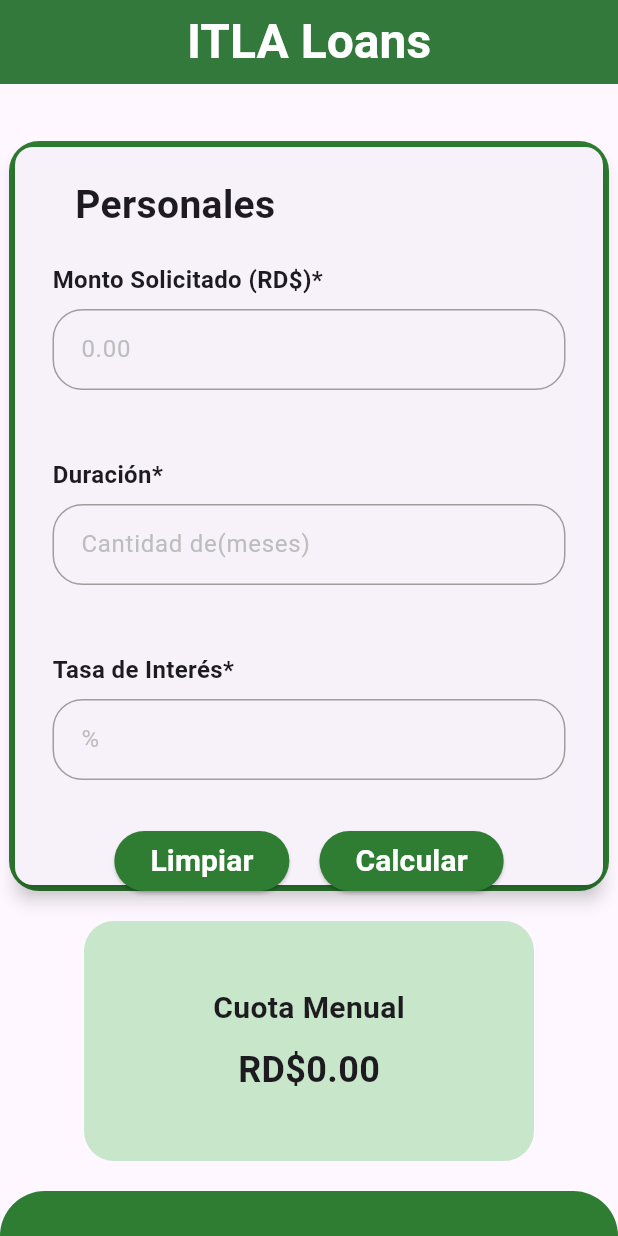
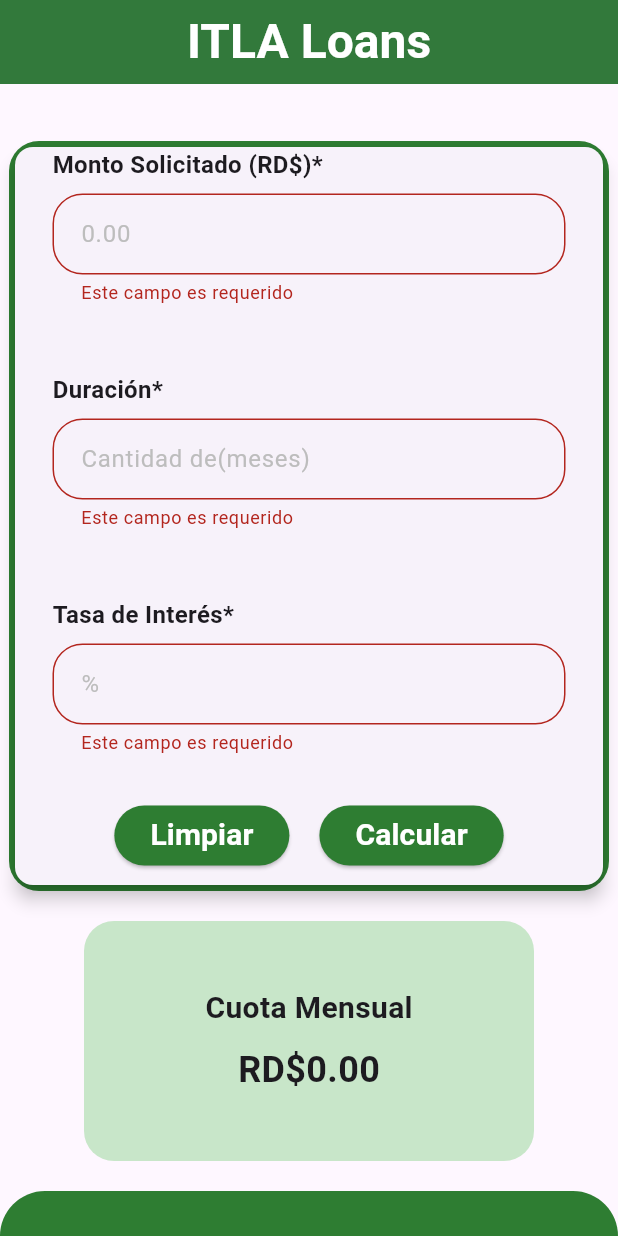
Before and after one commit to teacherluis1/Calculadora-de-prestamos-sin-la-logica, a Flutter app: the screen it shows after launch, scrolled down 92 dp, after a tap on "Calcular", on a phone screen of 412 x 824 dp. Run offline on Flutter 3.47's test engine with Material 3 defaults, Android fonts, the phone set to English and light mode, and no system bars.

Commit message:
agregue la logica de esta calculadora de prestamos

```diff
--- a/lib/calculadora1.dart
+++ b/lib/calculadora1.dart
@@ -1,5 +1,6 @@
 import 'package:calculator1/montosolicitado.dart';
 import 'package:flutter/material.dart';
+import 'dart:math';
 
 class Calculadora1 extends StatefulWidget {
   const Calculadora1({super.key});
@@ -11,100 +12,116 @@ class Calculadora1 extends StatefulWidget {
 class _Calculadora1State extends State<Calculadora1> {
   String CuotaMensual = "RD\$0.00";
 
+  TextEditingController montoController = TextEditingController();
+  TextEditingController duracionController = TextEditingController();
+  TextEditingController tasaInteresController = TextEditingController();
+
+  final GlobalKey<FormState> _formKey = GlobalKey<FormState>();
+
+  void limpiarCampos() {
+    montoController.clear();
+    duracionController.clear();
+    tasaInteresController.clear();
+    setState(() {
+      CuotaMensual = "RD\$0.00";
+    });
+  }
+
+  void calcularCuota() {
+    if (!_formKey.currentState!.validate()) {
+      return;
+    }
+
+    double monto = double.tryParse(montoController.text) ?? 0.0;
+    int duracion = int.tryParse(duracionController.text) ?? 0;
+    double tasaInteresAnual = double.tryParse(tasaInteresController.text) ?? 0.0;
+
+    if (monto <= 0 || duracion <= 0 || tasaInteresAnual <= 0) {
+      setState(() {
+        CuotaMensual = "Datos inválidos";
+      });
+      return;
+    }
+
+    // Convertir tasa de interés anual a mensual
+    double tasaInteresMensual = tasaInteresAnual / 12 / 100;
+
+    // Cálculo de la cuota mensual usando la fórmula de préstamos
+    double cuota = monto *
+        tasaInteresMensual *
+        pow(1 + tasaInteresMensual, duracion) /
+        (pow(1 + tasaInteresMensual, duracion) - 1);
+
+    setState(() {
+      CuotaMensual = "RD\$${cuota.toStringAsFixed(2)}";
+    });
+  }
+
   @override
   Widget build(BuildContext context) {
     return Scaffold(
       backgroundColor: Colors.grey[250],
       appBar: AppBar(
-
         centerTitle: true,
-        title: Text("ITLA Loans",
+        title: Text(
+          "ITLA Loans",
           style: TextStyle(
             color: Colors.white,
             fontSize: 32,
-          fontWeight: FontWeight.bold
-        ),),
+            fontWeight: FontWeight.bold,
+          ),
+        ),
         backgroundColor: Colors.green[800],
-
       ),
       body: Column(
         children: [
           Expanded(
             child: SingleChildScrollView(
-              //physics: NeverScrollableScrollPhysics(),
               child: Column(
                 children: [
-
-                  //primer container
+                  // Primer container
                   Container(
                     alignment: Alignment.center,
-
                     width: double.infinity,
                     decoration: BoxDecoration(
                       color: Colors.green[800],
-                      borderRadius: BorderRadius.only(bottomLeft: Radius.circular(50))
-
+                      borderRadius: BorderRadius.only(
+                        bottomLeft: Radius.circular(50),
+                      ),
                     ),
                     height: 50,
-                    child: Text("Calculadora de Prestamos Personales",
+                    child: Text(
+                      "Calculadora de Prestamos Personales",
                       style: TextStyle(
                         color: Colors.white,
-                      fontSize: 30
+                        fontSize: 30,
                       ),
                     ),
+                  ),
+                  SizedBox(height: 80),
 
-                  ),
-                  SizedBox(height: 80,),
-
-
-                  //segunda parte
+                  // Segunda parte
                   Container(
                     width: 400,
                     height: 500,
-
-
                     decoration: BoxDecoration(
                       borderRadius: BorderRadius.circular(20),
                       color: Colors.green[800],
-
                     ),
-
                     child: Card(
-
-
                       elevation: 5.0,
+                      child: Padding(
+                        padding: EdgeInsets.symmetric(horizontal: 25),
+                        child: Form(
+                          key: _formKey,
                           child: Column(
-
                             children: [
-                          Container(
-                            padding: EdgeInsets.fromLTRB(40, 20, 0, 0),
-                           alignment: Alignment.topLeft,
-                            child: Text("Personales",
-                            style: TextStyle(
-                              fontSize: 26,
-                              fontWeight: FontWeight.bold
-                            ),),
-                          ),
-                          SizedBox(height: 20,),
-
-                          //monto solicitado
-
-                          Container(
-                            alignment: Alignment.topLeft,
-                            padding: EdgeInsets.symmetric(horizontal: 25),
-
-
-                            child: Column(
-
-                              children: [
-
-                                //monto solicitado
-
-
+                              // Monto solicitado
                               MontoSolicitado(
                                 labelText: "Monto Solicitado (RD\$)*",
                                 hintText: "0.00",
                                 keyboardType: TextInputType.number,
+                                controller: montoController,
                                 validator: (value) {
                                   if (value == null || value.isEmpty) {
                                     return "Este campo es requerido";
@@ -112,16 +129,14 @@ class _Calculadora1State extends State<Calculadora1> {
                                   return null;
                                 },
                               ),
-
                               SizedBox(height: 45),
 
-
-
-                                //Cuotas mensual
+                              // Duración
                               MontoSolicitado(
                                 labelText: "Duración*",
                                 hintText: "Cantidad de(meses)",
                                 keyboardType: TextInputType.number,
+                                controller: duracionController,
                                 validator: (value) {
                                   if (value == null || value.isEmpty) {
                                     return "Este campo es requerido";
@@ -129,16 +144,14 @@ class _Calculadora1State extends State<Calculadora1> {
                                   return null;
                                 },
                               ),
-
                               SizedBox(height: 45),
 
-
-                                //Interes anual
-
+                              // Tasa de interés
                               MontoSolicitado(
                                 labelText: "Tasa de Interés*",
                                 hintText: "%",
                                 keyboardType: TextInputType.number,
+                                controller: tasaInteresController,
                                 validator: (value) {
                                   if (value == null || value.isEmpty) {
                                     return "Este campo es requerido";
@@ -148,62 +161,58 @@ class _Calculadora1State extends State<Calculadora1> {
                               ),
                               SizedBox(height: 30),
 
-                                //limpiar y calcular
-
-                                  Row(mainAxisAlignment: MainAxisAlignment.center,
+                              // Botones
+                              Row(
+                                mainAxisAlignment: MainAxisAlignment.center,
                                 children: [
-                                      //limpiar
-                                      ElevatedButton(onPressed: (){},
+                                  ElevatedButton(
+                                    onPressed: limpiarCampos,
                                     style: ElevatedButton.styleFrom(
                                       backgroundColor: Colors.green[800],
                                       shape: RoundedRectangleBorder(
-                                          borderRadius: BorderRadius.circular(20.0),
+                                        borderRadius:
+                                            BorderRadius.circular(20.0),
                                       ),
                                     ),
-
-
-                                      child: Text("Limpiar", style: TextStyle(
+                                    child: Text(
+                                      "Limpiar",
+                                      style: TextStyle(
                                         fontSize: 20,
                                         fontWeight: FontWeight.bold,
                                         color: Colors.white,
                                       ),
-
-                                      )),
+                                    ),
+                                  ),
                                   SizedBox(width: 20),
-                                      //calcular
-                                      ElevatedButton(onPressed: (){},
+                                  ElevatedButton(
+                                    onPressed: calcularCuota,
                                     style: ElevatedButton.styleFrom(
                                       backgroundColor: Colors.green[800],
                                       shape: RoundedRectangleBorder(
-                                          borderRadius: BorderRadius.circular(20.0),
+                                        borderRadius:
+                                            BorderRadius.circular(20.0),
                                       ),
                                     ),
-
-
-                                      child: Text("Calcular", style: TextStyle(
+                                    child: Text(
+                                      "Calcular",
+                                      style: TextStyle(
                                         fontSize: 20,
                                         fontWeight: FontWeight.bold,
                                         color: Colors.white,
                                       ),
-
-                                      )),
-
-                                    ],
-                                  )
-
+                                    ),
+                                  ),
                                 ],
                               ),
-
-                          ),
-
-
                             ],
                           ),
-
                         ),
-
+                      ),
+                    ),
                   ),
                   SizedBox(height: 20),
+
+                  // Cuota mensual
                   Container(
                     width: 300,
                     height: 160,
@@ -211,49 +220,45 @@ class _Calculadora1State extends State<Calculadora1> {
                       color: Colors.green[100],
                       borderRadius: BorderRadius.all(Radius.circular(20)),
                     ),
-
                     child: Column(
                       mainAxisAlignment: MainAxisAlignment.center,
                       children: [
-                        Text("Cuota Menual",
+                        Text(
+                          "Cuota Mensual",
                           style: TextStyle(
                             fontSize: 20,
-                          fontWeight: FontWeight.bold
+                            fontWeight: FontWeight.bold,
                           ),
                         ),
                         SizedBox(height: 10),
-                        Text(CuotaMensual, style: TextStyle(fontSize: 24, fontWeight: FontWeight.bold),)
+                        Text(
+                          CuotaMensual,
+                          style: TextStyle(
+                            fontSize: 24,
+                            fontWeight: FontWeight.bold,
+                          ),
+                        ),
                       ],
-
                     ),
-
-
-
                   ),
                   SizedBox(height: 20),
-
-
                 ],
               ),
-
             ),
           ),
-
           Container(
             width: double.infinity,
             height: 30,
             decoration: BoxDecoration(
               color: Colors.green[800],
-                    borderRadius: BorderRadius.only(topLeft: Radius.circular(30), topRight: Radius.circular(30))
+              borderRadius: BorderRadius.only(
+                topLeft: Radius.circular(30),
+                topRight: Radius.circular(30),
               ),
-
-                  )
+            ),
+          ),
         ],
       ),
-
-
-
-
     );
   }
 }
```
Lines whose indentation alone changed are shown as unchanged.
